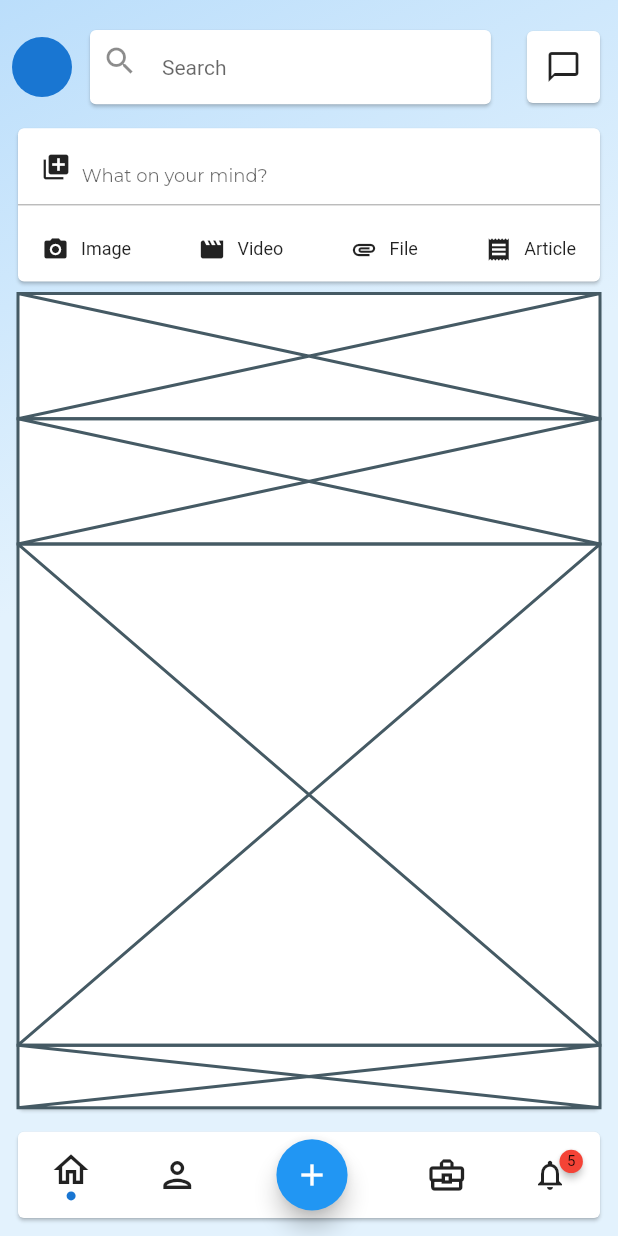
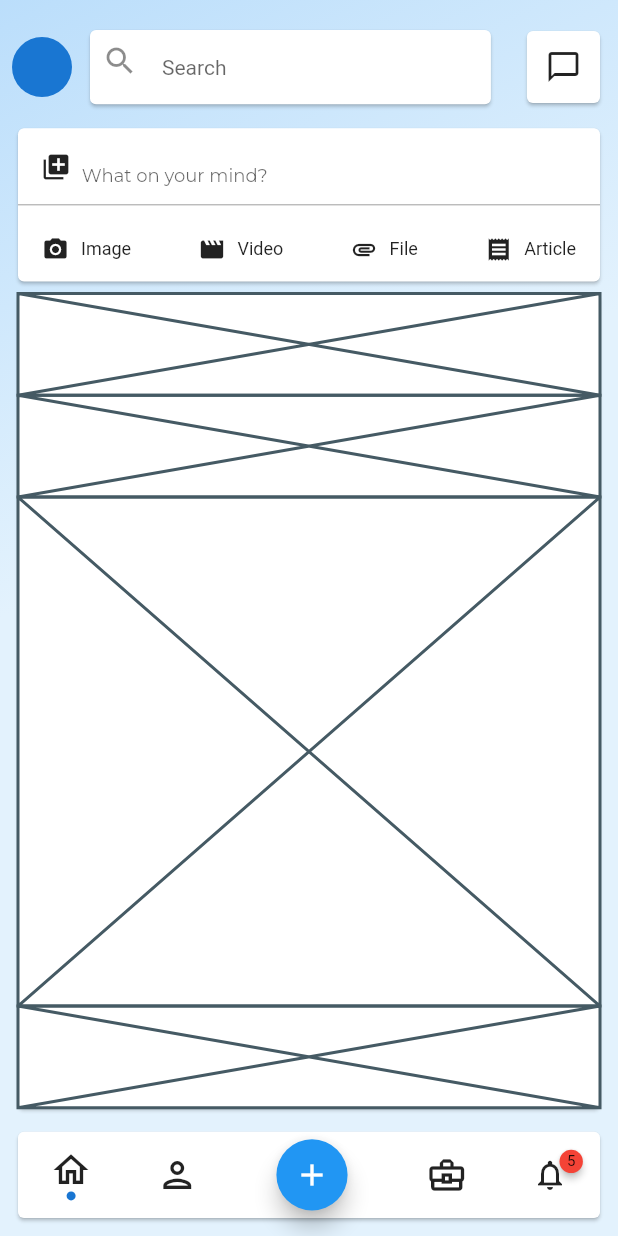
Before and after one commit to JAICHANGPARK/flutter_notebook_8th_story, a Flutter app: the screen it shows after launch, on a phone screen of 412 x 824 dp. Run offline on Flutter 3.47's test engine with Material 2 defaults, Android fonts, the phone set to English and light mode, and no system bars; drawn by our look-alikes of badges; our stand-ins replace flutter_hooks, google_fonts, hooks_riverpod, state_notifier.

Commit message:
Update linkedin_main_page.dart

```diff
--- a/lib/ep580_linkedin_app/linkedin_main_page.dart
+++ b/lib/ep580_linkedin_app/linkedin_main_page.dart
@@ -172,11 +172,11 @@ class _LinkedinMainPageState extends State<LinkedinMainPage> {
                           child: Placeholder(),
                         ),
                         Expanded(
-                          flex: 8,
+                          flex: 10,
                           child: Placeholder(),
                         ),
                         Expanded(
-                          flex: 1,
+                          flex: 2,
                           child: Placeholder(),
                         ),
                       ],
```
